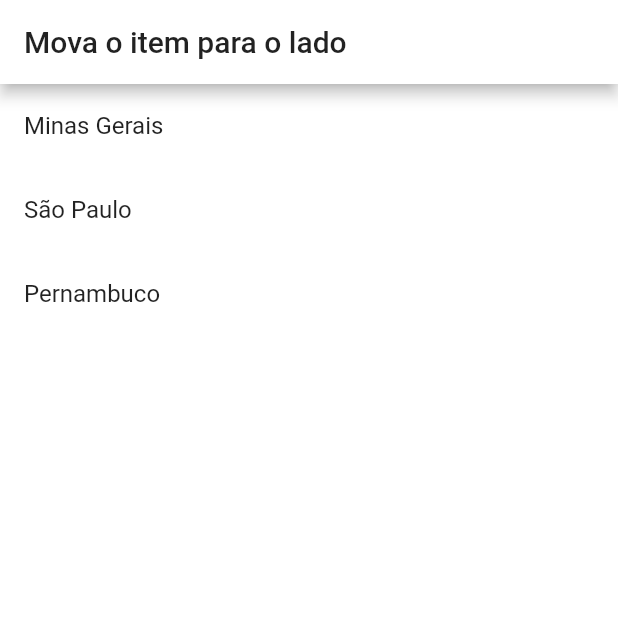
After one commit to charleslana/flutter_snippets, a Flutter app: the SnippetDismissible screen opened directly, on a phone screen of 412 x 824 dp, the top half of it. The commit adds this screen. Run offline on Flutter 3.47's test engine with Material 2 defaults, Android fonts, the phone set to English and light mode, and no system bars; our stand-ins replace shared_preferences; accounts and stored records are empty; generated files the repository leaves out were written again.

Commit message:
feat(snippets advanced): update

```diff
--- a/lib/src/constants/app_constants.dart
+++ b/lib/src/constants/app_constants.dart
@@ -60,4 +60,5 @@ class AppConstants {
   static final txtSnippetWidgetGlobalKey = 'widget_global_key';
   static final txtSnippetWidgetDrawer = 'widget_drawer';
   static final txtSnippetWidgetDropdown = 'widget_dropdown';
+  static final txtSnippetWidgetDismissible = 'widget_dismissible';
 }
--- a/lib/src/l10n/app_en.arb
+++ b/lib/src/l10n/app_en.arb
@@ -99,5 +99,6 @@
     "menuWidgetAdvancedDraggable": "Drag and Drop",
     "menuWidgetAdvancedGlobalKey": "GlobalKey",
     "menuWidgetAdvancedDrawer": "Drawer",
-    "menuWidgetAdvancedDropdown": "Dropdown"
+    "menuWidgetAdvancedDropdown": "Dropdown",
+    "menuWidgetAdvancedDismissible": "Dismissible"
 }
--- a/lib/src/l10n/app_es.arb
+++ b/lib/src/l10n/app_es.arb
@@ -81,5 +81,6 @@
     "menuWidgetAdvancedDraggable": "Drag and Drop",
     "menuWidgetAdvancedGlobalKey": "GlobalKey",
     "menuWidgetAdvancedDrawer": "Drawer",
-    "menuWidgetAdvancedDropdown": "Dropdown"
+    "menuWidgetAdvancedDropdown": "Dropdown",
+    "menuWidgetAdvancedDismissible": "Dismissible"
 }
--- a/lib/src/l10n/app_pt.arb
+++ b/lib/src/l10n/app_pt.arb
@@ -81,5 +81,6 @@
     "menuWidgetAdvancedDraggable": "Drag and Drop",
     "menuWidgetAdvancedGlobalKey": "GlobalKey",
     "menuWidgetAdvancedDrawer": "Drawer",
-    "menuWidgetAdvancedDropdown": "Dropdown"
+    "menuWidgetAdvancedDropdown": "Dropdown",
+    "menuWidgetAdvancedDismissible": "Dismissible"
 }
--- /dev/null
+++ b/lib/src/snippets/snippet_dismissible.dart
@@ -0,0 +1,71 @@
+import 'package:flutter/material.dart';
+
+class SnippetDismissible extends StatefulWidget {
+  const SnippetDismissible({Key? key}) : super(key: key);
+
+  @override
+  _SnippetDismissibleState createState() => _SnippetDismissibleState();
+}
+
+class _SnippetDismissibleState extends State<SnippetDismissible> {
+  final List _state = [
+    'Minas Gerais',
+    'São Paulo',
+    'Pernambuco',
+  ];
+
+  void _showMessage(String text) {
+    ScaffoldMessenger.of(context).hideCurrentSnackBar();
+    ScaffoldMessenger.of(context).showSnackBar(
+      SnackBar(
+        content: Text(text),
+        action: SnackBarAction(
+          label: 'Fechar',
+          onPressed: () => {},
+        ),
+      ),
+    );
+  }
+
+  Widget _body() {
+    return ListView.builder(
+      itemCount: _state.length,
+      itemBuilder: (context, index) {
+        final item = _state[index];
+        return Dismissible(
+          key: Key(item),
+          onDismissed: (direction) {
+            setState(() {
+              _state.removeAt(index);
+            });
+            _showMessage('$item foi removido');
+          },
+          background: Container(
+            color: Colors.red,
+            child: Align(
+              alignment: Alignment(-0.9, 0),
+              child: Icon(
+                Icons.delete,
+                color: Colors.white,
+              ),
+            ),
+          ),
+          child: ListTile(
+            title: Text(item),
+          ),
+        );
+      },
+    );
+  }
+
+  @override
+  Widget build(BuildContext context) {
+    return Scaffold(
+      appBar: AppBar(
+        title: Text('Mova o item para o lado'),
+        automaticallyImplyLeading: false,
+      ),
+      body: _body(),
+    );
+  }
+}
```
Also changed, not shown: assets/snippets/widget_dismissible.txt (added, +87 -0 lines), lib/src/pages/snippet_widgets.dart (+15 -0 lines).
